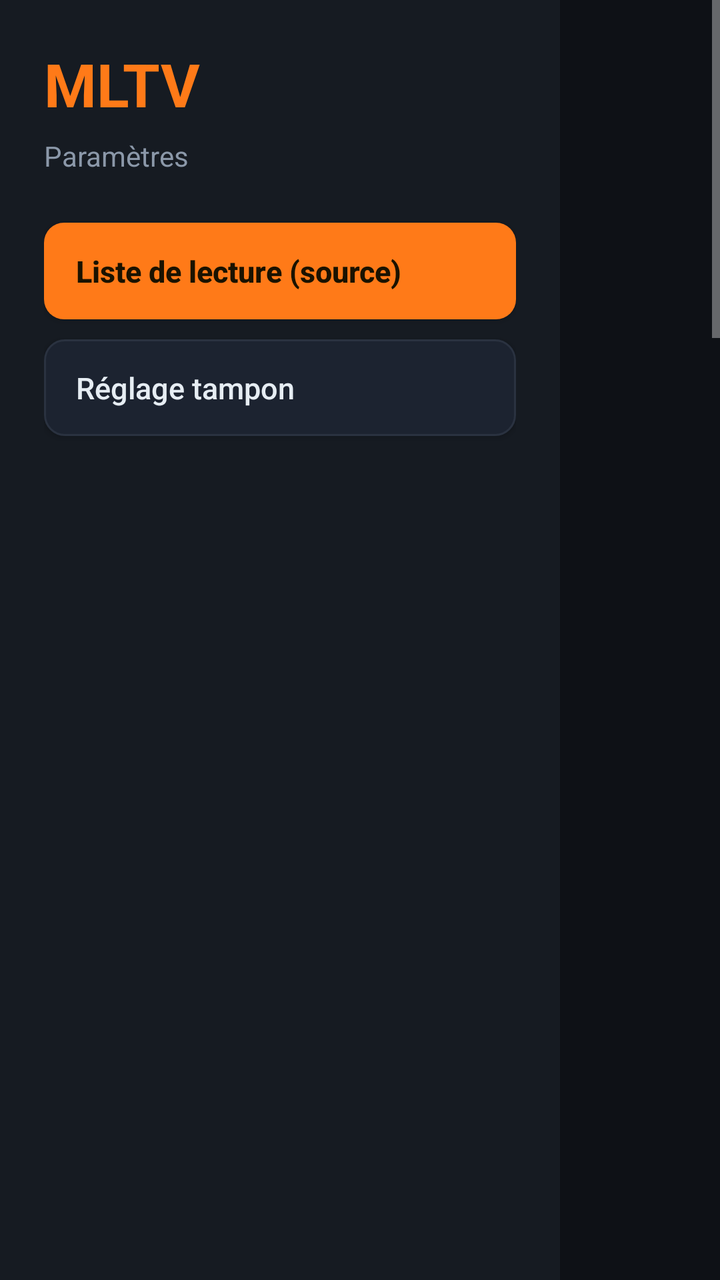
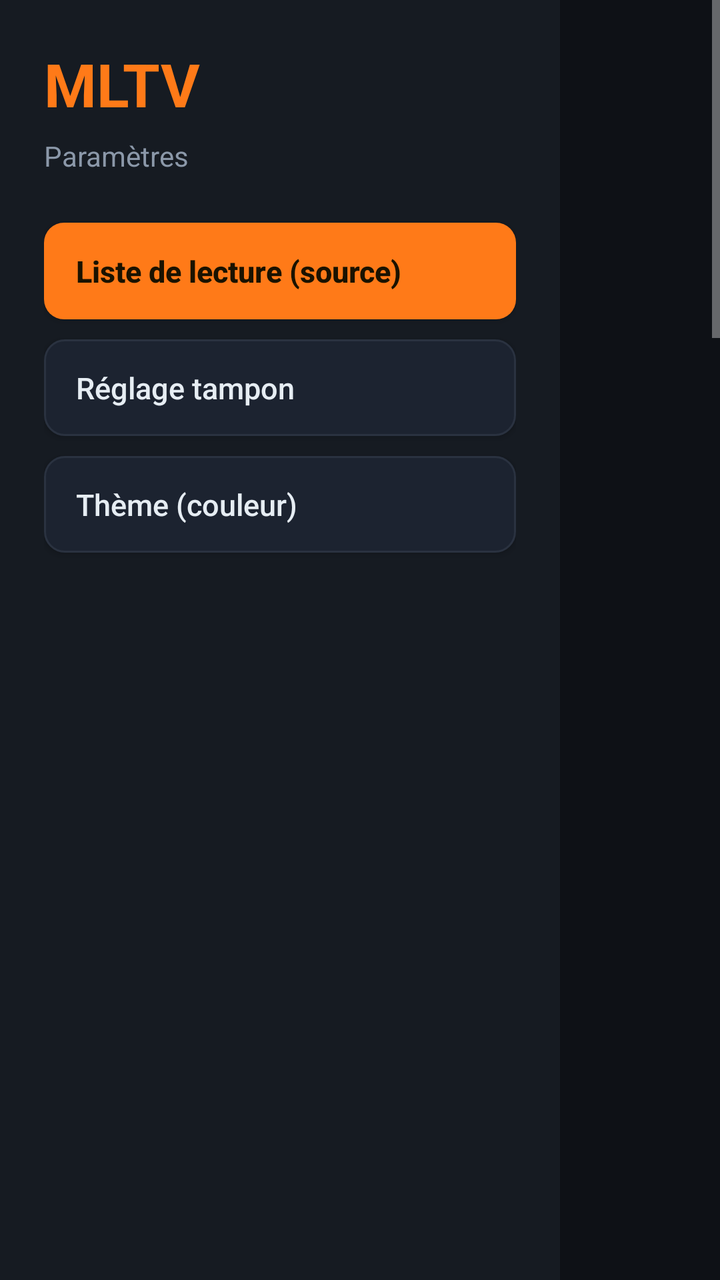

Two renders of the same Android screen: before a commit and after it. Below are the layout's source before the change and the commit's diff.
<!-- AndroidManifest.xml: application theme Theme.MLTV -->
<!-- res/layout/activity_source.xml -->
<?xml version="1.0" encoding="utf-8"?>
<LinearLayout xmlns:android="http://schemas.android.com/apk/res/android"
    android:layout_width="match_parent"
    android:layout_height="match_parent"
    android:background="@color/bg"
    android:orientation="horizontal">

    
    <LinearLayout
        android:layout_width="280dp"
        android:layout_height="match_parent"
        android:orientation="vertical"
        android:background="@color/panel"
        android:padding="22dp">

        <LinearLayout
            android:layout_width="wrap_content"
            android:layout_height="wrap_content"
            android:orientation="horizontal"
            android:gravity="bottom"
            android:layout_marginBottom="6dp">

            <TextView
                android:layout_width="wrap_content"
                android:layout_height="wrap_content"
                android:text="@string/app_name"
                android:textColor="@color/accent"
                android:textSize="30sp"
                android:textStyle="bold" />

            <TextView
                android:id="@+id/tv_version"
                android:layout_width="wrap_content"
                android:layout_height="wrap_content"
                android:layout_marginStart="8dp"
                android:layout_marginBottom="5dp"
                android:textColor="@color/muted"
                android:textSize="13sp" />
        </LinearLayout>

        <TextView
            android:layout_width="wrap_content"
            android:layout_height="wrap_content"
            android:layout_marginBottom="24dp"
            android:text="Paramètres"
            android:textColor="@color/muted"
            android:textSize="14sp" />

        <Button
            android:id="@+id/btn_tab_source"
            android:layout_width="match_parent"
            android:layout_height="wrap_content"
            android:layout_marginBottom="10dp"
            android:background="@drawable/btn_accent"
            android:text="Liste de lecture (source)"
            android:textColor="@color/accent_text"
            android:textAllCaps="false"
            android:textStyle="bold"
            android:textSize="15sp"
            android:gravity="start|center_vertical"
            android:paddingHorizontal="16dp"
            android:paddingVertical="14dp" />

        <Button
            android:id="@+id/btn_tab_buffer"
            android:layout_width="match_parent"
            android:layout_height="wrap_content"
            android:background="@drawable/btn_secondary"
            android:text="Réglage tampon"
            android:textColor="@color/txt"
            android:textAllCaps="false"
            android:textSize="15sp"
            android:gravity="start|center_vertical"
            android:paddingHorizontal="16dp"
            android:paddingVertical="14dp" />
    </LinearLayout>

    
    <ScrollView
        android:layout_width="0dp"
        android:layout_height="match_parent"
        android:layout_weight="1"
        android:fillViewport="true">

        <LinearLayout
            android:layout_width="match_parent"
            android:layout_height="wrap_content"
            android:orientation="vertical"
            android:paddingHorizontal="40dp"
            android:paddingVertical="36dp">

            
            <LinearLayout
                android:id="@+id/sec_source"
                android:layout_width="match_parent"
                android:layout_height="wrap_content"
                android:orientation="vertical">

                <TextView
                    android:layout_width="match_parent"
                    android:layout_height="wrap_content"
                    android:layout_marginBottom="16dp"
                    android:text="Liste de lecture (source)"
                    android:textColor="@color/txt"
                    android:textSize="20sp"
                    android:textStyle="bold" />

                <LinearLayout
                    android:layout_width="match_parent"
                    android:layout_height="wrap_content"
                    android:orientation="horizontal"
                    android:baselineAligned="false">

                    
                    <LinearLayout
                        android:layout_width="0dp"
                        android:layout_height="wrap_content"
                        android:layout_weight="1"
                        android:layout_marginEnd="14dp"
                        android:orientation="vertical"
                        android:background="@color/bg"
                        android:padding="22dp">

                        <TextView
                            android:layout_width="wrap_content"
                            android:layout_height="wrap_content"
                            android:text="Playlist M3U"
                            android:textColor="@color/txt"
                            android:textSize="19sp"
                            android:textStyle="bold" />

                        <TextView
                            android:layout_width="wrap_content"
                            android:layout_height="wrap_content"
                            android:layout_marginTop="4dp"
                            android:layout_marginBottom="16dp"
                            android:text="Colle l'URL de ta playlist"
                            android:textColor="@color/muted"
                            android:textSize="13sp" />

                        <EditText
                            android:id="@+id/et_m3u"
                            android:layout_width="match_parent"
                            android:layout_height="wrap_content"
                            android:background="@drawable/field_bg"
                            android:padding="14dp"
                            android:hint="http://exemple.com/playlist.m3u"
                            android:textColorHint="@color/muted"
                            android:textColor="@color/txt"
                            android:textSize="15sp"
                            android:inputType="textUri"
                            android:imeOptions="actionDone" />

                        <Button
                            android:id="@+id/btn_m3u"
                            android:layout_width="match_parent"
                            android:layout_height="wrap_content"
                            android:layout_marginTop="16dp"
                            android:background="@drawable/btn_secondary"
                            android:text="Charger la playlist"
                            android:textColor="@color/txt"
                            android:textAllCaps="false"
                            android:textSize="15sp" />
                    </LinearLayout>

                    
                    <LinearLayout
                        android:layout_width="0dp"
                        android:layout_height="wrap_content"
                        android:layout_weight="1"
                        android:layout_marginStart="14dp"
                        android:orientation="vertical"
                        android:background="@color/bg"
                        android:padding="22dp">

                        <TextView
                            android:layout_width="wrap_content"
                            android:layout_height="wrap_content"
                            android:text="Xtream Codes"
                            android:textColor="@color/txt"
                            android:textSize="19sp"
                            android:textStyle="bold" />

                        <TextView
                            android:layout_width="wrap_content"
                            android:layout_height="wrap_content"
                            android:layout_marginTop="4dp"
                            android:layout_marginBottom="16dp"
                            android:text="Serveur + identifiants"
                            android:textColor="@color/muted"
                            android:textSize="13sp" />

                        <EditText
                            android:id="@+id/et_host"
                            android:layout_width="match_parent"
                            android:layout_height="wrap_content"
                            android:layout_marginBottom="10dp"
                            android:background="@drawable/field_bg"
                            android:padding="14dp"
                            android:hint="http://serveur:port"
                            android:textColorHint="@color/muted"
                            android:textColor="@color/txt"
                            android:textSize="15sp"
                            android:inputType="textUri" />

                        <EditText
                            android:id="@+id/et_user"
                            android:layout_width="match_parent"
                            android:layout_height="wrap_content"
                            android:layout_marginBottom="10dp"
                            android:background="@drawable/field_bg"
                            android:padding="14dp"
                            android:hint="Utilisateur"
                            android:textColorHint="@color/muted"
                            android:textColor="@color/txt"
                            android:textSize="15sp"
                            android:inputType="text" />

                        <EditText
                            android:id="@+id/et_pass"
                            android:layout_width="match_parent"
                            android:layout_height="wrap_content"
                            android:background="@drawable/field_bg"
                            android:padding="14dp"
                            android:hint="Mot de passe"
                            android:textColorHint="@color/muted"
                            android:textColor="@color/txt"
                            android:textSize="15sp"
                            android:inputType="textPassword" />

                        <Button
                            android:id="@+id/btn_xtream"
                            android:layout_width="match_parent"
                            android:layout_height="wrap_content"
                            android:layout_marginTop="16dp"
                            android:background="@drawable/btn_accent"
                            android:text="Se connecter"
                            android:textColor="@color/accent_text"
                            android:textAllCaps="false"
                            android:textStyle="bold"
                            android:textSize="16sp" />
                    </LinearLayout>
                </LinearLayout>

                <TextView
                    android:id="@+id/tv_err"
                    android:layout_width="match_parent"
                    android:layout_height="wrap_content"
                    android:layout_marginTop="16dp"
                    android:textColor="#FF6B6B"
                    android:textSize="14sp"
                    android:gravity="center" />

                <TextView
                    android:layout_width="match_parent"
                    android:layout_height="wrap_content"
                    android:layout_marginTop="20dp"
                    android:text="Les identifiants restent sur l'appareil."
                    android:textColor="@color/muted"
                    android:textSize="12sp"
                    android:gravity="center" />

            </LinearLayout>

            
            <LinearLayout
                android:id="@+id/sec_buffer"
                android:layout_width="match_parent"
                android:layout_height="wrap_content"
                android:orientation="vertical"
                android:visibility="gone">

                <TextView
                    android:layout_width="match_parent"
                    android:layout_height="wrap_content"
                    android:text="Réglage tampon (fluidité)"
                    android:textColor="@color/txt"
                    android:textSize="20sp"
                    android:textStyle="bold" />

                <TextView
                    android:layout_width="match_parent"
                    android:layout_height="wrap_content"
                    android:layout_marginTop="6dp"
                    android:layout_marginBottom="18dp"
                    android:text="Plus de tampon = moins de coupures, mais démarrage un peu plus lent. En direct, « Équilibré » reste souvent le plus fluide."
                    android:textColor="@color/muted"
                    android:textSize="13sp" />

                <LinearLayout
                    android:layout_width="match_parent"
                    android:layout_height="wrap_content"
                    android:orientation="horizontal"
                    android:baselineAligned="false">

                    <Button
                        android:id="@+id/btn_buf_equilibre"
                        android:layout_width="0dp"
                        android:layout_height="wrap_content"
                        android:layout_weight="1"
                        android:layout_marginEnd="7dp"
                        android:background="@drawable/btn_secondary"
                        android:text="Équilibré"
                        android:textColor="@color/txt"
                        android:textAllCaps="false"
                        android:textSize="14sp"
                        android:paddingVertical="12dp" />

                    <Button
                        android:id="@+id/btn_buf_confort"
                        android:layout_width="0dp"
                        android:layout_height="wrap_content"
                        android:layout_weight="1"
                        android:layout_marginHorizontal="7dp"
                        android:background="@drawable/btn_secondary"
                        android:text="Confort"
                        android:textColor="@color/txt"
                        android:textAllCaps="false"
                        android:textSize="14sp"
                        android:paddingVertical="12dp" />

                    <Button
                        android:id="@+id/btn_buf_maxi"
                        android:layout_width="0dp"
                        android:layout_height="wrap_content"
                        android:layout_weight="1"
                        android:layout_marginStart="7dp"
                        android:background="@drawable/btn_secondary"
                        android:text="Maxi"
                        android:textColor="@color/txt"
                        android:textAllCaps="false"
                        android:textSize="14sp"
                        android:paddingVertical="12dp" />
                </LinearLayout>
            </LinearLayout>
        </LinearLayout>
    </ScrollView>
</LinearLayout>
<!-- resources referenced by this layout -->
<resources>
  <color name="accent">#FFFF7A18</color>
  <color name="accent_text">#FF1A1200</color>
  <color name="bg">#FF0E1116</color>
  <color name="muted">#FF8B98A9</color>
  <color name="panel">#FF161B22</color>
  <color name="txt">#FFE6EDF3</color>
  <!-- drawable btn_accent (drawable) -->
  <?xml version="1.0" encoding="utf-8"?>
  <selector xmlns:android="http://schemas.android.com/apk/res/android">
      <item android:state_focused="true">
          <shape android:shape="rectangle">
              <solid android:color="@color/accent" />
              <stroke android:width="3dp" android:color="@color/txt" />
              <corners android:radius="10dp" />
          </shape>
      </item>
      <item>
          <shape android:shape="rectangle">
              <solid android:color="@color/accent" />
              <corners android:radius="10dp" />
          </shape>
      </item>
  </selector>
  <!-- drawable btn_secondary (drawable) -->
  <?xml version="1.0" encoding="utf-8"?>
  <selector xmlns:android="http://schemas.android.com/apk/res/android">
      <item android:state_focused="true">
          <shape android:shape="rectangle">
              <solid android:color="@color/panel2" />
              <stroke android:width="2dp" android:color="@color/accent" />
              <corners android:radius="10dp" />
          </shape>
      </item>
      <item>
          <shape android:shape="rectangle">
              <solid android:color="@color/panel2" />
              <stroke android:width="1dp" android:color="@color/line" />
              <corners android:radius="10dp" />
          </shape>
      </item>
  </selector>
  <!-- drawable field_bg (drawable) -->
  <?xml version="1.0" encoding="utf-8"?>
  <selector xmlns:android="http://schemas.android.com/apk/res/android">
      <item android:state_focused="true">
          <shape android:shape="rectangle">
              <solid android:color="@color/bg" />
              <stroke android:width="2dp" android:color="@color/accent" />
              <corners android:radius="10dp" />
          </shape>
      </item>
      <item>
          <shape android:shape="rectangle">
              <solid android:color="@color/bg" />
              <stroke android:width="1dp" android:color="@color/line" />
              <corners android:radius="10dp" />
          </shape>
      </item>
  </selector>
  <string name="app_name">MLTV</string>
  <style name="Theme.MLTV" parent="Theme.AppCompat.NoActionBar">
          <item name="android:windowBackground">@color/bg</item>
          <item name="android:statusBarColor">@color/bg</item>
          <item name="android:colorBackground">@color/bg</item>
      </style>
  <color name="panel2">#FF1C2330</color>
  <color name="line">#FF2A3240</color>
</resources>

<!-- the commit's change to res/layout/activity_source.xml (unified diff, before → after) -->
@@ -24,7 +24,7 @@
                 android:layout_width="wrap_content"
                 android:layout_height="wrap_content"
                 android:text="@string/app_name"
-                android:textColor="@color/accent"
+                android:textColor="?attr/accentColor"
                 android:textSize="30sp"
                 android:textStyle="bold" />
 
@@ -53,7 +53,7 @@
             android:layout_marginBottom="10dp"
             android:background="@drawable/btn_accent"
             android:text="Liste de lecture (source)"
-            android:textColor="@color/accent_text"
+            android:textColor="?attr/accentText"
             android:textAllCaps="false"
             android:textStyle="bold"
             android:textSize="15sp"
@@ -65,6 +65,7 @@
             android:id="@+id/btn_tab_buffer"
             android:layout_width="match_parent"
             android:layout_height="wrap_content"
+            android:layout_marginBottom="10dp"
             android:background="@drawable/btn_secondary"
             android:text="Réglage tampon"
             android:textColor="@color/txt"
@@ -73,6 +74,19 @@
             android:gravity="start|center_vertical"
             android:paddingHorizontal="16dp"
             android:paddingVertical="14dp" />
+
+        <Button
+            android:id="@+id/btn_tab_theme"
+            android:layout_width="match_parent"
+            android:layout_height="wrap_content"
+            android:background="@drawable/btn_secondary"
+            android:text="Thème (couleur)"
+            android:textColor="@color/txt"
+            android:textAllCaps="false"
+            android:textSize="15sp"
+            android:gravity="start|center_vertical"
+            android:paddingHorizontal="16dp"
+            android:paddingVertical="14dp" />
     </LinearLayout>
 
     
@@ -235,7 +249,7 @@
                             android:layout_marginTop="16dp"
                             android:background="@drawable/btn_accent"
                             android:text="Se connecter"
-                            android:textColor="@color/accent_text"
+                            android:textColor="?attr/accentText"
                             android:textAllCaps="false"
                             android:textStyle="bold"
                             android:textSize="16sp" />
@@ -333,6 +347,38 @@
                         android:paddingVertical="12dp" />
                 </LinearLayout>
             </LinearLayout>
+
+            
+            <LinearLayout
+                android:id="@+id/sec_theme"
+                android:layout_width="match_parent"
+                android:layout_height="wrap_content"
+                android:orientation="vertical"
+                android:visibility="gone">
+
+                <TextView
+                    android:layout_width="match_parent"
+                    android:layout_height="wrap_content"
+                    android:text="Thème (couleur d'accent)"
+                    android:textColor="@color/txt"
+                    android:textSize="20sp"
+                    android:textStyle="bold" />
+
+                <TextView
+                    android:layout_width="match_parent"
+                    android:layout_height="wrap_content"
+                    android:layout_marginTop="6dp"
+                    android:layout_marginBottom="18dp"
+                    android:text="Remplace l'orange par la couleur de ton choix (boutons, cadre de sélection, surlignages…)."
+                    android:textColor="@color/muted"
+                    android:textSize="13sp" />
+
+                <LinearLayout
+                    android:id="@+id/theme_container"
+                    android:layout_width="match_parent"
+                    android:layout_height="wrap_content"
+                    android:orientation="vertical" />
+            </LinearLayout>
         </LinearLayout>
     </ScrollView>
 </LinearLayout>
<!-- resource entries referenced after the edit -->
@@ -1,7 +1,5 @@
 <!-- resources referenced by this layout -->
 <resources>
-  <color name="accent">#FFFF7A18</color>
-  <color name="accent_text">#FF1A1200</color>
   <color name="bg">#FF0E1116</color>
   <color name="muted">#FF8B98A9</color>
   <color name="panel">#FF161B22</color>
@@ -11,14 +9,14 @@
   <selector xmlns:android="http://schemas.android.com/apk/res/android">
       <item android:state_focused="true">
           <shape android:shape="rectangle">
-              <solid android:color="@color/accent" />
+              <solid android:color="?attr/accentColor" />
               <stroke android:width="3dp" android:color="@color/txt" />
               <corners android:radius="10dp" />
           </shape>
       </item>
       <item>
           <shape android:shape="rectangle">
-              <solid android:color="@color/accent" />
+              <solid android:color="?attr/accentColor" />
               <corners android:radius="10dp" />
           </shape>
       </item>
@@ -29,7 +27,7 @@
       <item android:state_focused="true">
           <shape android:shape="rectangle">
               <solid android:color="@color/panel2" />
-              <stroke android:width="2dp" android:color="@color/accent" />
+              <stroke android:width="2dp" android:color="?attr/accentColor" />
               <corners android:radius="10dp" />
           </shape>
       </item>
@@ -47,7 +45,7 @@
       <item android:state_focused="true">
           <shape android:shape="rectangle">
               <solid android:color="@color/bg" />
-              <stroke android:width="2dp" android:color="@color/accent" />
+              <stroke android:width="2dp" android:color="?attr/accentColor" />
               <corners android:radius="10dp" />
           </shape>
       </item>
@@ -64,6 +62,8 @@
           <item name="android:windowBackground">@color/bg</item>
           <item name="android:statusBarColor">@color/bg</item>
           <item name="android:colorBackground">@color/bg</item>
+          <item name="accentColor">#FFFF7A18</item>
+          <item name="accentText">#FF1A1200</item>
       </style>
   <color name="panel2">#FF1C2330</color>
   <color name="line">#FF2A3240</color>
